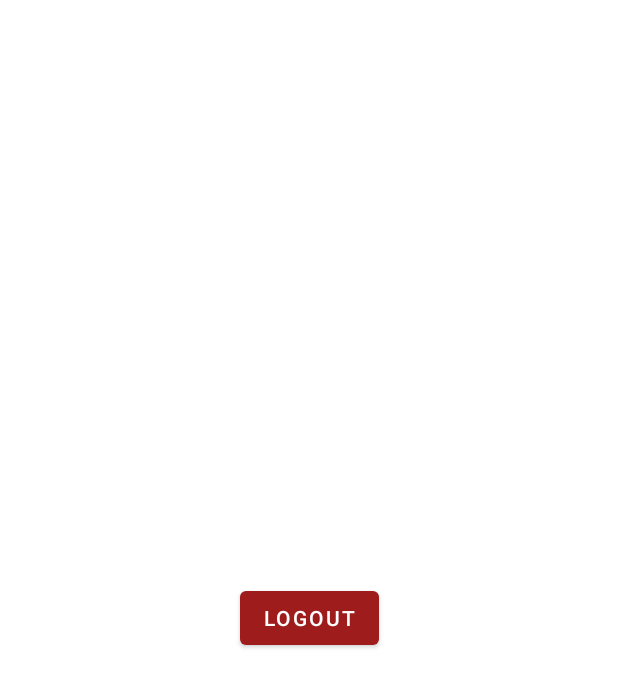
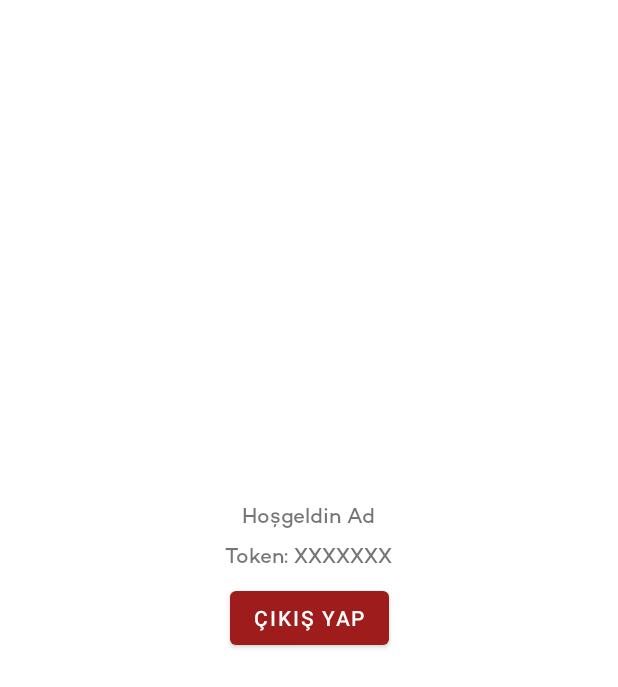
Before and after one commit to ErdiTurkay/blood-donor, an Android app: the layout activity_logout.xml on its own in the app's theme, with its tools: preview values and no code run, on a phone screen of 412 x 824 dp. Shown: the top 687 px of the screen. Run offline under Robolectric (Android 15) with nearby library versions, the phone set to English and light mode, and no system bars.

Commit message:
Ad soyad bilgisi de SharedPreferences'a eklendi.

```diff
--- a/app/src/main/java/com/example/blooddonor/data/api/response/LoginResponse.kt
+++ b/app/src/main/java/com/example/blooddonor/data/api/response/LoginResponse.kt
@@ -1,10 +1,13 @@
 package com.example.blooddonor.data.api.response
 
+import com.example.blooddonor.data.model.User
 import com.google.gson.annotations.SerializedName
 
 data class LoginResponse(
     @SerializedName("message")
     var message: String,
     @SerializedName("token")
-    var token: String
+    var token: String,
+    @SerializedName("user")
+    var user: User
 )
--- a/app/src/main/java/com/example/blooddonor/feature/LogoutActivity.kt
+++ b/app/src/main/java/com/example/blooddonor/feature/LogoutActivity.kt
@@ -16,6 +16,9 @@ class LogoutActivity : AppCompatActivity() {
         val view = binding.root
         setContentView(view)
 
+        binding.name.text = "Hoşgeldin ${SessionManager.getString(this, "name")}"
+        binding.token.text = SessionManager.getToken(this)
+
         binding.btnLogout.setOnClickListener {
             SessionManager.clearData(this)
             val intent = Intent(this, MainActivity::class.java)
--- a/app/src/main/res/layout/activity_logout.xml
+++ b/app/src/main/res/layout/activity_logout.xml
@@ -4,25 +4,39 @@
     xmlns:tools="http://schemas.android.com/tools"
     android:layout_width="match_parent"
     android:layout_height="match_parent"
-    tools:context=".feature.LogoutActivity">
+    tools:context=".feature.LogoutActivity"
+    android:paddingHorizontal="20dp"
+    >
 
     <TextView
+        android:id="@+id/name"
         android:layout_width="wrap_content"
         android:layout_height="wrap_content"
-        android:text="Welcome user"
-        android:textStyle="bold|italic"
+        android:fontFamily="@font/campton"
+        app:layout_constraintBottom_toTopOf="@id/token"
+        app:layout_constraintEnd_toEndOf="parent"
         app:layout_constraintStart_toStartOf="parent"
+        android:layout_marginBottom="8dp"
+        tools:text="Hoşgeldin Ad" />
+
+    <TextView
+        android:id="@+id/token"
+        android:layout_width="wrap_content"
+        android:layout_height="wrap_content"
+        android:fontFamily="@font/campton"
+        app:layout_constraintBottom_toTopOf="@id/btn_logout"
         app:layout_constraintEnd_toEndOf="parent"
-        app:layout_constraintTop_toTopOf="parent"
-        app:layout_constraintBottom_toBottomOf="parent"
-        />
+        app:layout_constraintStart_toStartOf="parent"
+        android:layout_marginBottom="8dp"
+        tools:text="Token: XXXXXXX" />
+
     <Button
         android:id="@+id/btn_logout"
-        android:text="Logout"
         android:layout_width="wrap_content"
         android:layout_height="wrap_content"
+        android:text="@string/logout"
+        app:layout_constraintBottom_toBottomOf="parent"
+        app:layout_constraintEnd_toEndOf="parent"
         app:layout_constraintStart_toStartOf="parent"
-        app:layout_constraintEnd_toEndOf="parent"
-        app:layout_constraintTop_toTopOf="parent"
-        app:layout_constraintBottom_toBottomOf="parent"/>
+        app:layout_constraintTop_toTopOf="parent" />
 </androidx.constraintlayout.widget.ConstraintLayout>
--- a/app/src/main/res/values/strings.xml
+++ b/app/src/main/res/values/strings.xml
@@ -2,5 +2,6 @@
     <string name="app_name">BloodDonor</string>
     <string name="sign_in">Giriş</string>
     <string name="email">Email</string>
-    <string name="password">Password</string>
+    <string name="password">Şifre</string>
+    <string name="logout">Çıkış Yap</string>
 </resources>
```
Also changed, not shown: app/src/main/java/com/example/blooddonor/data/model/Location.kt (added, +8 -0 lines), app/src/main/java/com/example/blooddonor/data/model/User.kt (added, +17 -0 lines), app/src/main/java/com/example/blooddonor/feature/MainActivity.kt (+7 -3 lines), app/src/main/java/com/example/blooddonor/utils/SessionManager.kt (+6 -4 lines).
